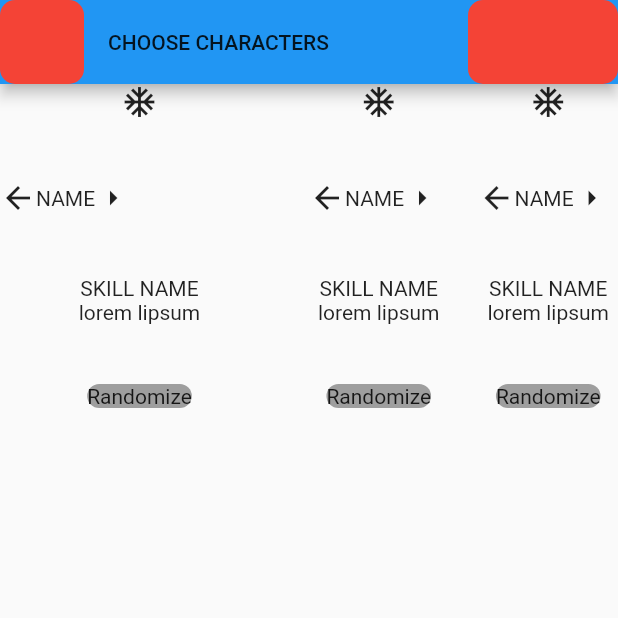
After one commit to aliemrenebiler/shuttlefly_effect_v2, a Flutter app: the MyScreen screen opened directly, on a phone screen of 412 x 824 dp, the top half of it. The commit adds this screen. Run offline on Flutter 3.47's test engine with Material 2 defaults, Android fonts, the light colour scheme and no system bars.

Commit message:
added texts

```diff
--- /dev/null
+++ b/lib/screens/myscreen.dart
@@ -0,0 +1,88 @@
+import 'package:flutter/material.dart';
+
+class MyScreen extends StatelessWidget {
+  const MyScreen({Key? key}) : super(key: key);
+
+  @override
+  Widget build(BuildContext context) {
+    final size = MediaQuery.of(context).size;
+    print(size);
+    return Scaffold(
+        appBar: AppBar(
+          actions: [
+            InkWell(
+              onTap: () => print('clicked'),
+              child: Container(
+                decoration: BoxDecoration(
+                  color: Colors.red,
+                  borderRadius: BorderRadius.circular(10),
+                ),
+                width: 100,
+              ),
+            ),
+          ],
+          leading: InkWell(
+            onTap: () => print('clicked'),
+            child: Container(
+              decoration: BoxDecoration(
+                color: Colors.red,
+                borderRadius: BorderRadius.circular(10),
+              ),
+              width: 100,
+            ),
+          ),
+          title: Text(
+            'CHOOSE CHARACTERS',
+            style: Theme.of(context).textTheme.bodyText1,
+          ),
+        ),
+        body: Column(
+          children: [
+            Row(
+              children: [
+                Flexible(flex: 2, child: KarakterBox(index: 0)),
+                SizedBox(width: 20),
+                Expanded(child: KarakterBox(index: 1)),
+                SizedBox(width: 20),
+                Expanded(child: KarakterBox(index: 2)),
+              ],
+            )
+          ],
+        ));
+  }
+}
+
+class KarakterBox extends StatelessWidget {
+  final int index;
+  KarakterBox({required this.index});
+  @override
+  Widget build(BuildContext context) {
+    return Column(
+      children: [
+        ClipRRect(
+          borderRadius: BorderRadius.circular(10),
+          child: const Icon(Icons.ac_unit),
+        ),
+        const SizedBox(height: 40),
+        Row(
+          children: [
+            Icon(Icons.arrow_back),
+            Text('NAME'),
+            Icon(Icons.arrow_right),
+          ],
+        ),
+        SizedBox(height: 40),
+        Text('SKILL NAME'),
+        Text('lorem lipsum'),
+        SizedBox(height: 40),
+        Container(
+          decoration: BoxDecoration(
+            color: Colors.grey,
+            borderRadius: BorderRadius.circular(10),
+          ),
+          child: const Text('Randomize'),
+        )
+      ],
+    );
+  }
+}
```
Also changed, not shown: lib/database/texts.dart (added, +21 -0 lines), lib/main.dart (+74 -13 lines).
